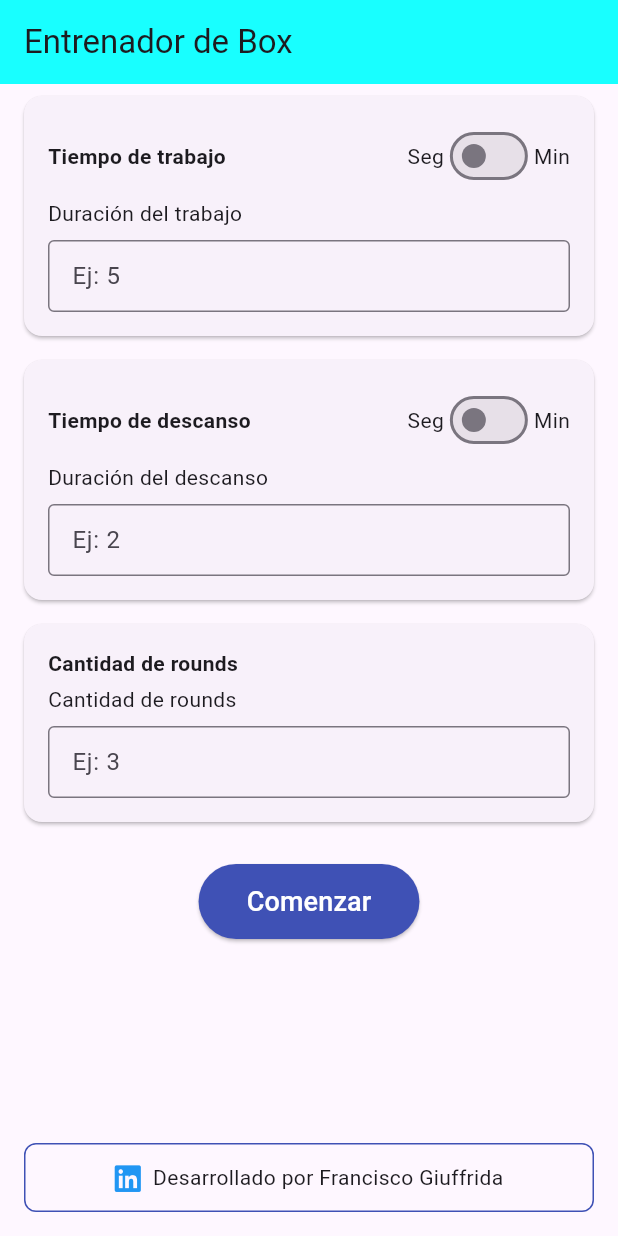
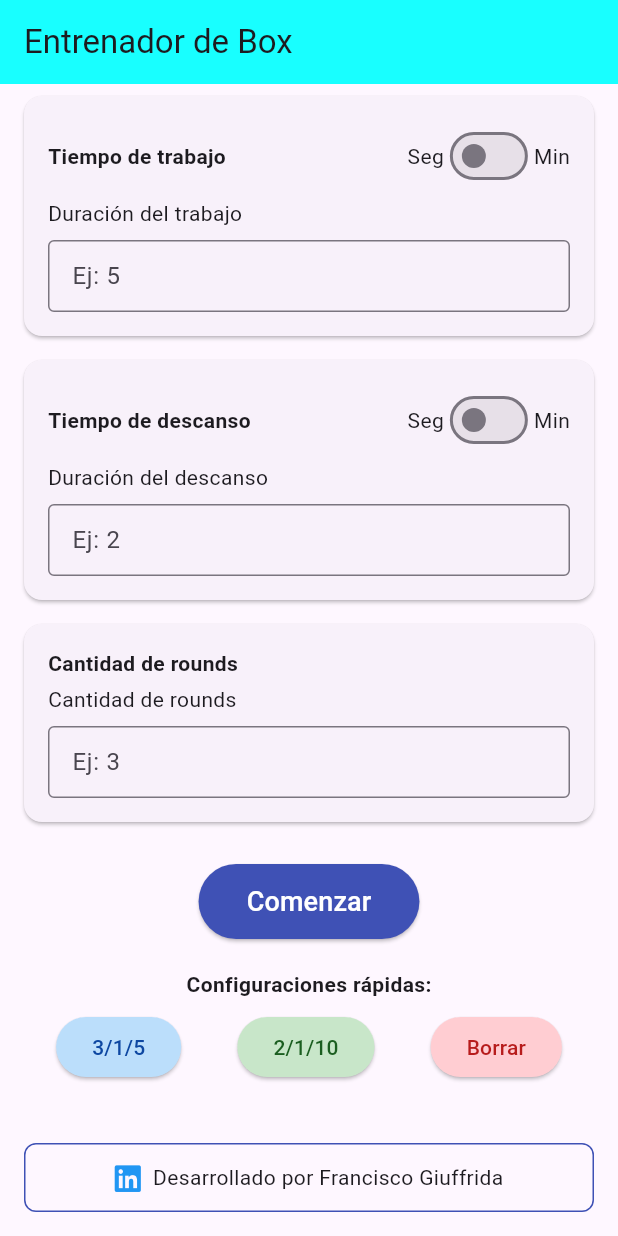
Before and after one commit to franciscogiuff/BoxerApp, a Flutter app: the screen it shows after launch, on a phone screen of 412 x 824 dp. Run offline on Flutter 3.47's test engine with Material 3 defaults, Android fonts, the phone set to English and light mode, and no system bars; our stand-ins replace audioplayers, font_awesome_flutter.

Commit message:
added quick configs

```diff
--- a/lib/core/widgets/editable_card.dart
+++ b/lib/core/widgets/editable_card.dart
@@ -7,6 +7,7 @@ class EditableCard extends StatefulWidget {
   final String hint;
   final bool showTimeSwitch;
   final ValueChanged<bool>? onTimeUnitChanged;
+  final bool isMinutes;
 
   const EditableCard({
     super.key,
@@ -16,6 +17,7 @@ class EditableCard extends StatefulWidget {
     required this.hint,
     this.showTimeSwitch = false,
     this.onTimeUnitChanged,
+    this.isMinutes = false,
   });
 
   @override
@@ -44,6 +46,22 @@ class _EditableCardState extends State<EditableCard> {
         widget.onTimeUnitChanged!(value);
       }
     });
+  }
+
+  @override
+  void initState() {
+    super.initState();
+    _isMinutes = widget.isMinutes;
+  }
+
+  @override
+  void didUpdateWidget(EditableCard oldWidget) {
+    super.didUpdateWidget(oldWidget);
+    if (oldWidget.isMinutes != widget.isMinutes) {
+      setState(() {
+        _isMinutes = widget.isMinutes;
+      });
+    }
   }
 
   @override
--- a/lib/features/home/presentation/home_body.dart
+++ b/lib/features/home/presentation/home_body.dart
@@ -29,6 +29,31 @@ class _HomeBodyState extends State<HomeBody> {
         const SnackBar(content: Text("No se pudo abrir el enlace de LinkedIn")),
       );
     }
+  }
+
+  // Método para limpiar todos los campos
+  void _limpiarCampos() {
+    setState(() {
+      trabajoController.clear();
+      descansoController.clear();
+      roundsController.clear();
+      trabajoEnMinutos = false;
+      descansoEnMinutos = false;
+    });
+  }
+
+  // Método para establecer una configuración predefinida
+  void _establecerConfiguracion(int trabajoMin, int descansoMin, int rounds) {
+    setState(() {
+      // Si ya está en minutos, mantener el valor, si no, convertir a segundos
+      trabajoController.text = trabajoMin.toString();
+      descansoController.text = descansoMin.toString();
+      roundsController.text = rounds.toString();
+
+      // Establecer las unidades a minutos
+      trabajoEnMinutos = true;
+      descansoEnMinutos = true;
+    });
   }
 
   void _comenzar() {
@@ -73,6 +98,7 @@ class _HomeBodyState extends State<HomeBody> {
           controller: trabajoController,
           hint: "Ej: 5",
           showTimeSwitch: true,
+          isMinutes: trabajoEnMinutos,
           onTimeUnitChanged: (isMinutes) {
             setState(() {
               trabajoEnMinutos = isMinutes;
@@ -85,6 +111,7 @@ class _HomeBodyState extends State<HomeBody> {
           controller: descansoController,
           hint: "Ej: 2",
           showTimeSwitch: true,
+          isMinutes: descansoEnMinutos,
           onTimeUnitChanged: (isMinutes) {
             setState(() {
               descansoEnMinutos = isMinutes;
@@ -109,6 +136,39 @@ class _HomeBodyState extends State<HomeBody> {
             "Comenzar",
             style: TextStyle(fontSize: 18),
           ),
+        ),
+        const SizedBox(height: 20),
+        // Botones de configuración rápida
+        const Text('Configuraciones rápidas:', style: TextStyle(fontWeight: FontWeight.bold)),
+        const SizedBox(height: 8),
+        Row(
+          mainAxisAlignment: MainAxisAlignment.spaceEvenly,
+          children: [
+            ElevatedButton(
+              onPressed: () => _establecerConfiguracion(3, 1, 5),
+              style: ElevatedButton.styleFrom(
+                backgroundColor: Colors.blue[100],
+                foregroundColor: Colors.blue[900],
+              ),
+              child: const Text('3/1/5'),
+            ),
+            ElevatedButton(
+              onPressed: () => _establecerConfiguracion(2, 1, 10),
+              style: ElevatedButton.styleFrom(
+                backgroundColor: Colors.green[100],
+                foregroundColor: Colors.green[900],
+              ),
+              child: const Text('2/1/10'),
+            ),
+            ElevatedButton(
+              onPressed: _limpiarCampos,
+              style: ElevatedButton.styleFrom(
+                backgroundColor: Colors.red[100],
+                foregroundColor: Colors.red[900],
+              ),
+              child: const Text('Borrar'),
+            ),
+          ],
         ),
         const Spacer(),
         Container(
```
